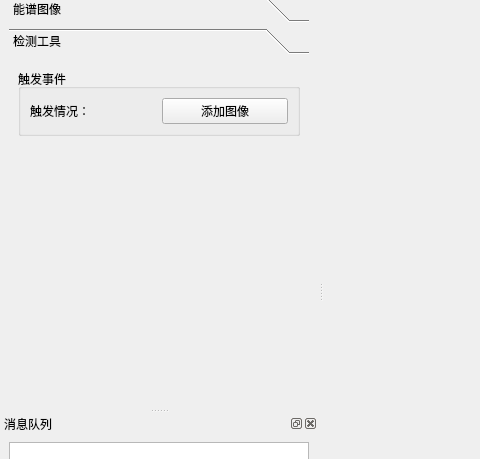
First picture: the form in UI/UIsource/mainWindow.ui, repository jimbook/LUMIS_Bash, before the edit; both pictures show x 0 to 480 and y 87 to 546 of the 1002 by 754 pixel window.
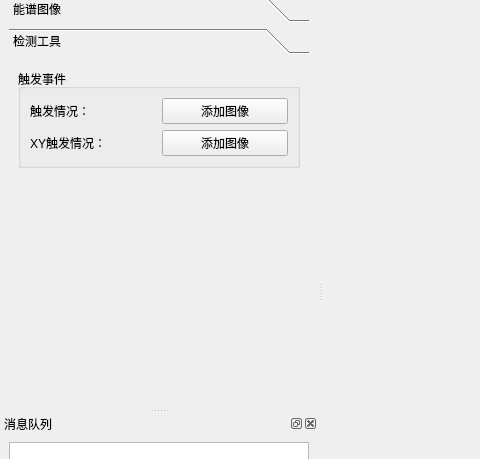
Second picture: the form after the edit. The open tabs and pages were chosen to show the change. Custom widgets are drawn as their Qt base class.

What changed in the file:
```diff
--- a/UI/UIsource/mainWindow.ui
+++ b/UI/UIsource/mainWindow.ui
@@ -550,13 +550,13 @@
         <attribute name="label">
          <string>检测工具</string>
         </attribute>
-        <layout class="QVBoxLayout" name="verticalLayout_9">
+        <layout class="QVBoxLayout" name="verticalLayout_8">
          <item>
           <widget class="QGroupBox" name="groupBox_6">
            <property name="title">
             <string>触发事件</string>
            </property>
-           <layout class="QVBoxLayout" name="verticalLayout_8">
+           <layout class="QVBoxLayout" name="verticalLayout_4">
             <item>
              <layout class="QHBoxLayout" name="horizontalLayout_15">
               <item>
@@ -575,6 +575,24 @@
               </item>
              </layout>
             </item>
+            <item>
+             <layout class="QHBoxLayout" name="horizontalLayout_18">
+              <item>
+               <widget class="QLabel" name="label_10">
+                <property name="text">
+                 <string>XY触发情况：</string>
+                </property>
+               </widget>
+              </item>
+              <item>
+               <widget class="QPushButton" name="pushButton_XYTriggerCondition_addPlot">
+                <property name="text">
+                 <string>添加图像</string>
+                </property>
+               </widget>
+              </item>
+             </layout>
+            </item>
            </layout>
           </widget>
          </item>
@@ -586,7 +604,7 @@
            <property name="sizeHint" stdset="0">
             <size>
              <width>20</width>
-             <height>232</height>
+             <height>195</height>
             </size>
            </property>
           </spacer>
```
Left out of the diff: 16 changed lines with no effect on the pictures.
